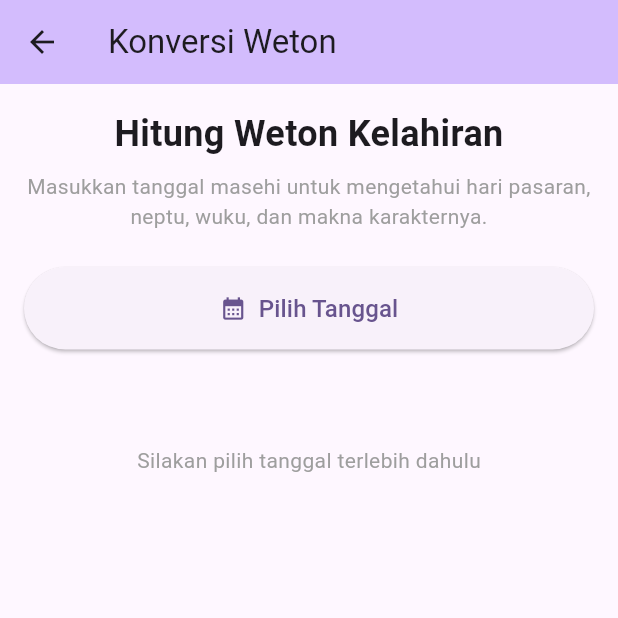
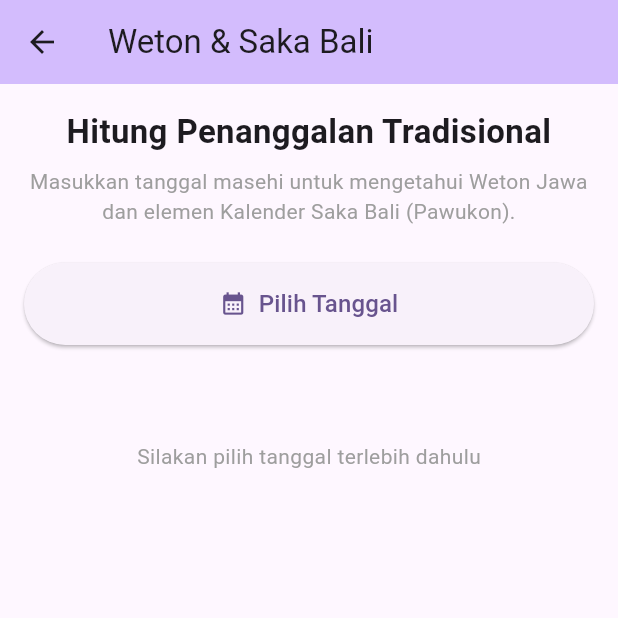
Before and after one commit to kakyoindonut321/aplikasi_kalkulator_tugas2, a Flutter app: the KonversiWetonScreen screen opened directly, on a phone screen of 412 x 824 dp, the top half of it. Run offline on Flutter 3.47's test engine with Material 3 defaults, Android fonts, the phone set to English and light mode, and no system bars; our stand-ins replace shared_preferences, sqflite; accounts and stored records are empty.

Commit message:
Integrate Saka Bali calendar calculations
Added support for Saka Bali calendar calculations alongside Weton Jawa. Updated UI elements and result displays to reflect new features.

```diff
--- a/lib/screens/konversi_weton_screen.dart
+++ b/lib/screens/konversi_weton_screen.dart
@@ -10,7 +10,7 @@ class KonversiWetonScreen extends StatefulWidget {
 class _KonversiWetonScreenState extends State<KonversiWetonScreen> {
   DateTime? _selectedDate;
 
-  // Data for calculation
+  // Data Weton Jawa
   final List<String> _hariList = [
     'Minggu',
     'Senin',
@@ -21,10 +21,29 @@ class _KonversiWetonScreenState extends State<KonversiWetonScreen> {
     'Sabtu',
   ];
   final List<int> _neptuHari = [5, 4, 3, 7, 8, 6, 9];
-
   final List<String> _pasaranList = ['Legi', 'Pahing', 'Pon', 'Wage', 'Kliwon'];
   final List<int> _neptuPasaran = [5, 9, 7, 4, 8];
 
+  // Data Saka Bali (Wewaran)
+  final List<String> _saptawaraList = [
+    'Redite',
+    'Coma',
+    'Anggara',
+    'Buda',
+    'Wraspati',
+    'Sukra',
+    'Saniscara',
+  ];
+  final List<String> _pancawaraList = [
+    'Umanis',
+    'Paing',
+    'Pon',
+    'Wage',
+    'Kliwon',
+  ];
+  final List<String> _triwaraList = ['Pasah', 'Beteng', 'Kajeng'];
+
+  // Wuku (Sama untuk Jawa & Bali)
   final List<String> _wukuList = [
     'Sinta',
     'Landep',
@@ -58,50 +77,70 @@ class _KonversiWetonScreenState extends State<KonversiWetonScreen> {
     'Watugunung',
   ];
 
+  // Hasil Weton
   String _resultWeton = '';
   String _resultNeptu = '';
   String _resultWuku = '';
   String _resultKarakter = '';
 
-  void _calculateWeton(DateTime date) {
-    // Gunakan tanggal anchor untuk Wuku: 30 Nov 1969 adalah Minggu Pahing, awal Wuku Sinta
-    DateTime wukuEpoch = DateTime.utc(1969, 11, 30);
+  // Hasil Saka Bali
+  String _resultSakaYear = '';
+  String _resultTriwara = '';
+  String _resultPancawara = '';
+  String _resultSaptawara = '';
+
+  void _calculateDate(DateTime date) {
+    // === LOGIKA WETON JAWA ===
     // Gunakan tanggal anchor untuk Hari & Pasaran: 1 Jan 1970 adalah Kamis Wage
     DateTime pasaranEpoch = DateTime.utc(1970, 1, 1);
-
     DateTime target = DateTime.utc(date.year, date.month, date.day);
 
-    // Hitung selisih hari untuk pasaran
     int diffPasaran = target.difference(pasaranEpoch).inDays;
 
-    // Hari (1 Jan 1970 adalah Kamis -> index 4)
+    // Hari Jawa (1 Jan 1970 adalah Kamis -> index 4)
     int hariIndex = (diffPasaran + 4) % 7;
     if (hariIndex < 0) hariIndex += 7;
 
-    // Pasaran (1 Jan 1970 adalah Wage -> index 3)
+    // Pasaran Jawa (1 Jan 1970 adalah Wage -> index 3)
     int pasaranIndex = (diffPasaran + 3) % 5;
     if (pasaranIndex < 0) pasaranIndex += 5;
 
-    // Wuku
+    int neptuTotal = _neptuHari[hariIndex] + _neptuPasaran[pasaranIndex];
+
+    // === LOGIKA WUKU & SAKA BALI ===
+    // Gunakan tanggal anchor untuk Wuku: 30 Nov 1969 adalah Minggu Pahing (Redite Paing), awal Wuku Sinta
+    DateTime wukuEpoch = DateTime.utc(1969, 11, 30);
     int diffWuku = target.difference(wukuEpoch).inDays;
     if (diffWuku < 0) {
       diffWuku = (diffWuku % 210 + 210) % 210;
     }
+
     int wukuIndex = (diffWuku ~/ 7) % 30;
+    int saptawaraIndex = diffWuku % 7;
+    int pancawaraIndex =
+        (diffWuku + 1) % 5; // +1 karena Redite Paing Sinta (Paing index 1)
+    int triwaraIndex = diffWuku % 3;
 
-    int neptuTotal = _neptuHari[hariIndex] + _neptuPasaran[pasaranIndex];
+    // Estimasi Tahun Saka (Nyepi biasanya bulan Maret, jadi jika < Maret kurangi 79, else 78)
+    int sakaYear = date.month < 3 ? date.year - 79 : date.year - 78;
 
     setState(() {
+      // Set State Weton Jawa
       _resultWeton = '${_hariList[hariIndex]} ${_pasaranList[pasaranIndex]}';
       _resultNeptu =
           '$neptuTotal (${_neptuHari[hariIndex]} + ${_neptuPasaran[pasaranIndex]})';
       _resultWuku = _wukuList[wukuIndex];
       _resultKarakter = _getMaknaKarakter(neptuTotal);
+
+      // Set State Saka Bali
+      _resultSakaYear = '$sakaYear Saka (Estimasi)';
+      _resultSaptawara = _saptawaraList[saptawaraIndex];
+      _resultPancawara = _pancawaraList[pancawaraIndex];
+      _resultTriwara = _triwaraList[triwaraIndex];
     });
   }
 
   String _getMaknaKarakter(int neptu) {
-    // Makna sederhana berdasarkan neptu
     if (neptu == 7)
       return 'Pendito Kang Lelaku: Senang bepergian, tidak tahan berdiam diri di suatu tempat.';
     if (neptu == 8)
@@ -140,7 +179,7 @@ class _KonversiWetonScreenState extends State<KonversiWetonScreen> {
       setState(() {
         _selectedDate = picked;
       });
-      _calculateWeton(picked);
+      _calculateDate(picked);
     }
   }
 
@@ -148,7 +187,7 @@ class _KonversiWetonScreenState extends State<KonversiWetonScreen> {
   Widget build(BuildContext context) {
     return Scaffold(
       appBar: AppBar(
-        title: const Text('Konversi Weton'),
+        title: const Text('Weton & Saka Bali'),
         backgroundColor: Theme.of(context).colorScheme.inversePrimary,
       ),
       body: SingleChildScrollView(
@@ -157,13 +196,13 @@ class _KonversiWetonScreenState extends State<KonversiWetonScreen> {
           crossAxisAlignment: CrossAxisAlignment.stretch,
           children: [
             const Text(
-              'Hitung Weton Kelahiran',
-              style: TextStyle(fontSize: 24, fontWeight: FontWeight.bold),
+              'Hitung Penanggalan Tradisional',
+              style: TextStyle(fontSize: 22, fontWeight: FontWeight.bold),
               textAlign: TextAlign.center,
             ),
             const SizedBox(height: 8),
             const Text(
-              'Masukkan tanggal masehi untuk mengetahui hari pasaran, neptu, wuku, dan makna karakternya.',
+              'Masukkan tanggal masehi untuk mengetahui Weton Jawa dan elemen Kalender Saka Bali (Pawukon).',
               textAlign: TextAlign.center,
               style: TextStyle(color: Colors.grey),
             ),
@@ -186,6 +225,7 @@ class _KonversiWetonScreenState extends State<KonversiWetonScreen> {
             const SizedBox(height: 32),
 
             if (_resultWeton.isNotEmpty) ...[
+              // KARTU WETON JAWA
               Card(
                 elevation: 4,
                 shape: RoundedRectangleBorder(
@@ -195,12 +235,19 @@ class _KonversiWetonScreenState extends State<KonversiWetonScreen> {
                   padding: const EdgeInsets.all(20.0),
                   child: Column(
                     children: [
-                      const Text(
-                        'Hasil Perhitungan',
-                        style: TextStyle(
-                          fontSize: 18,
-                          fontWeight: FontWeight.bold,
-                        ),
+                      Row(
+                        mainAxisAlignment: MainAxisAlignment.center,
+                        children: [
+                          const Icon(Icons.auto_awesome, color: Colors.brown),
+                          const SizedBox(width: 8),
+                          const Text(
+                            'Weton Jawa',
+                            style: TextStyle(
+                              fontSize: 18,
+                              fontWeight: FontWeight.bold,
+                            ),
+                          ),
+                        ],
                       ),
                       const Divider(height: 32),
 
@@ -221,6 +268,48 @@ class _KonversiWetonScreenState extends State<KonversiWetonScreen> {
                         textAlign: TextAlign.center,
                         style: const TextStyle(fontStyle: FontStyle.italic),
                       ),
+                    ],
+                  ),
+                ),
+              ),
+
+              const SizedBox(height: 16),
+
+              // KARTU SAKA BALI
+              Card(
+                elevation: 4,
+                shape: RoundedRectangleBorder(
+                  borderRadius: BorderRadius.circular(16),
+                ),
+                child: Padding(
+                  padding: const EdgeInsets.all(20.0),
+                  child: Column(
+                    children: [
+                      Row(
+                        mainAxisAlignment: MainAxisAlignment.center,
+                        children: [
+                          const Icon(Icons.brightness_5, color: Colors.orange),
+                          const SizedBox(width: 8),
+                          const Text(
+                            'Kalender Saka Bali',
+                            style: TextStyle(
+                              fontSize: 18,
+                              fontWeight: FontWeight.bold,
+                            ),
+                          ),
+                        ],
+                      ),
+                      const Divider(height: 32),
+
+                      _buildResultRow('Tahun Saka', _resultSakaYear),
+                      const SizedBox(height: 12),
+                      _buildResultRow('Wuku', _resultWuku),
+                      const SizedBox(height: 12),
+                      _buildResultRow('Saptawara (7)', _resultSaptawara),
+                      const SizedBox(height: 12),
+                      _buildResultRow('Pancawara (5)', _resultPancawara),
+                      const SizedBox(height: 12),
+                      _buildResultRow('Triwara (3)', _resultTriwara),
                     ],
                   ),
                 ),
```
